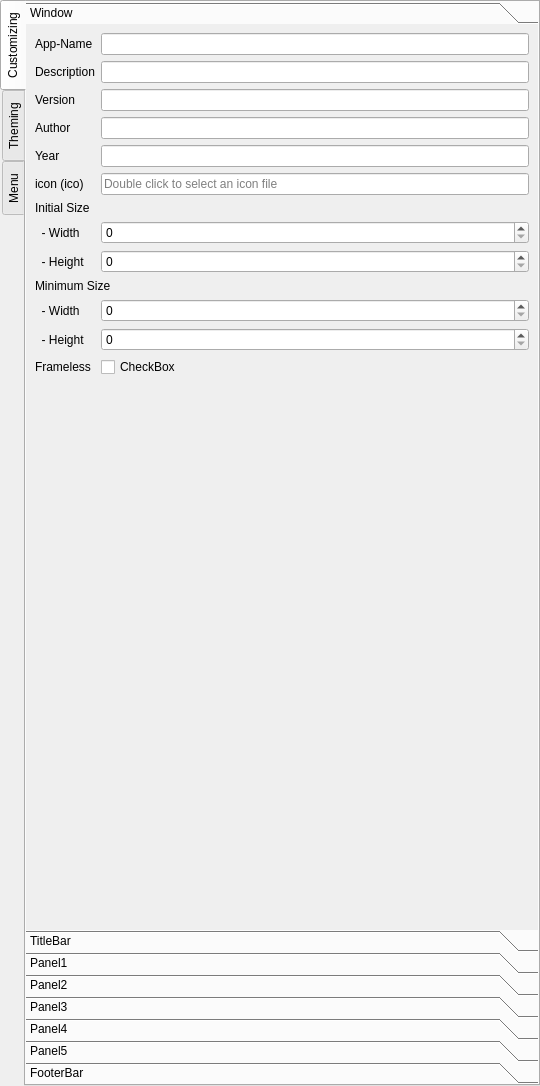
Qt form builder/uis/app_builder.ui (ufopilot/QT-App-Builder) before a commit.
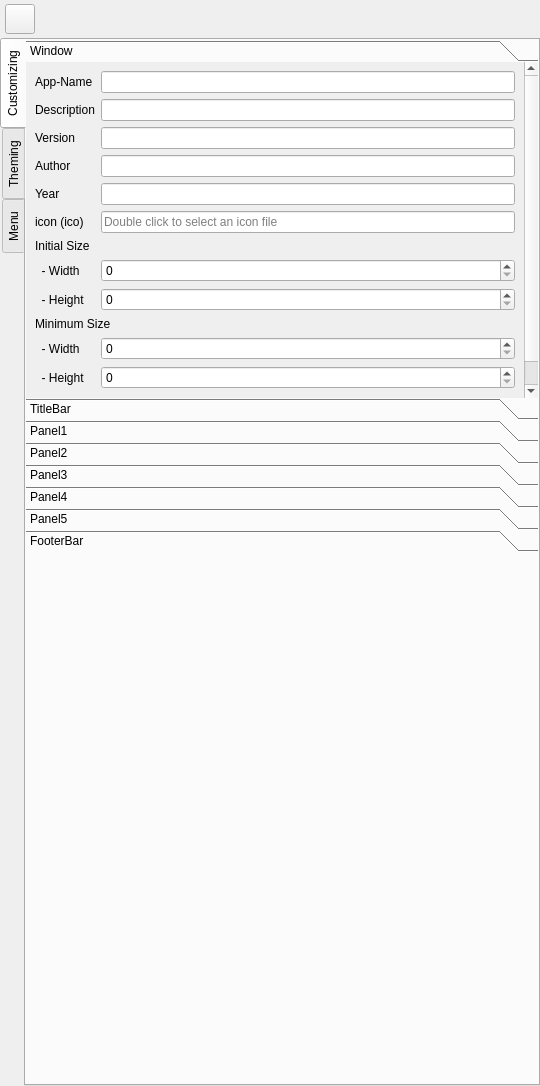
The same form after that commit. The open tabs and pages were chosen to show the change. Custom widgets are drawn as their Qt base class.

The edit to the form file:
```diff
--- a/builder/uis/app_builder.ui
+++ b/builder/uis/app_builder.ui
@@ -36,6 +36,46 @@
     <property name="bottomMargin">
      <number>0</number>
     </property>
+    <item alignment="Qt::AlignLeft">
+     <widget class="QWidget" name="leftHeader" native="true">
+      <property name="minimumSize">
+       <size>
+        <width>0</width>
+        <height>38</height>
+       </size>
+      </property>
+      <layout class="QHBoxLayout" name="horizontalLayout">
+       <property name="spacing">
+        <number>0</number>
+       </property>
+       <property name="leftMargin">
+        <number>5</number>
+       </property>
+       <property name="topMargin">
+        <number>0</number>
+       </property>
+       <property name="rightMargin">
+        <number>0</number>
+       </property>
+       <property name="bottomMargin">
+        <number>0</number>
+       </property>
+       <item alignment="Qt::AlignLeft">
+        <widget class="QPushButton" name="toggleLeft">
+         <property name="maximumSize">
+          <size>
+           <width>30</width>
+           <height>30</height>
+          </size>
+         </property>
+         <property name="text">
+          <string/>
+         </property>
+        </widget>
+       </item>
+      </layout>
+     </widget>
+    </item>
     <item>
      <widget class="QTabWidget" name="tabWidget">
       <property name="styleSheet">
@@ -88,7 +128,7 @@
            <property name="bottomMargin">
             <number>0</number>
            </property>
-           <item>
+           <item alignment="Qt::AlignTop">
             <widget class="QToolBox" name="toolBox">
              <property name="styleSheet">
               <string notr="true"/>
@@ -110,8 +150,8 @@
                <rect>
                 <x>0</x>
                 <y>0</y>
-                <width>514</width>
-                <height>912</height>
+                <width>497</width>
+                <height>333</height>
                </rect>
               </property>
               <property name="styleSheet">
```
Left out of the diff: 20 changed lines with no effect on the pictures.
